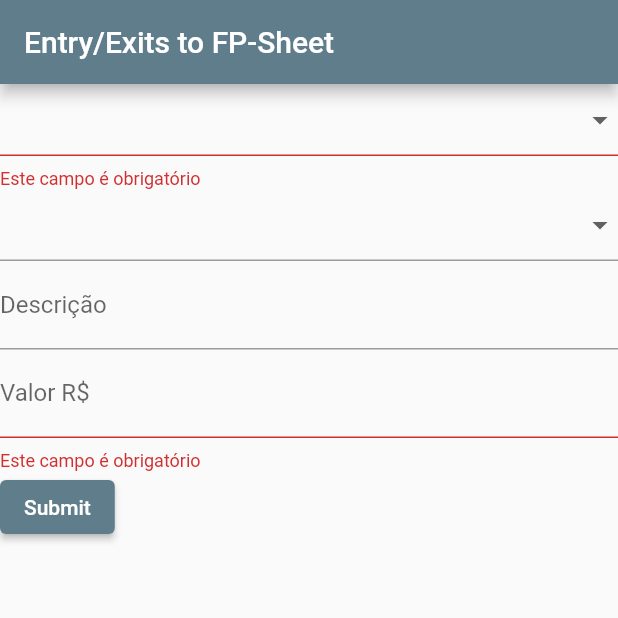
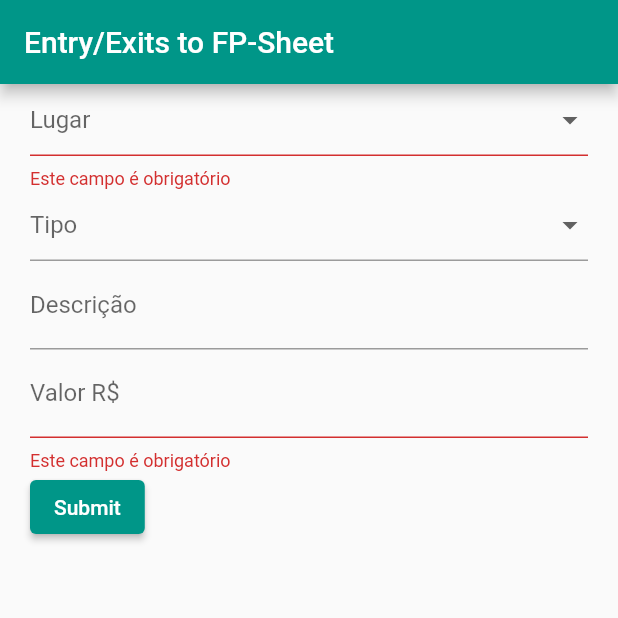
Before and after one commit to joao-mbn/personal-finance-automation, a Flutter app: the screen it shows after launch, after a tap on "Submit", on a phone screen of 412 x 824 dp, the top half of it. Run offline on Flutter 3.47's test engine with Material 2 defaults, Android fonts, the phone set to English and light mode, and no system bars; our stand-ins replace cloud_functions, firebase_core; accounts and stored records are empty; generated files the repository leaves out were written again.

Commit message:
Good enough

```diff
--- a/finance_app/lib/main.dart
+++ b/finance_app/lib/main.dart
@@ -24,7 +24,7 @@
           ),
           body: const EEForm()),
       theme: ThemeData(
-        primarySwatch: Colors.blueGrey,
+        primarySwatch: Colors.teal,
         visualDensity: VisualDensity.adaptivePlatformDensity,
       ),
     );
@@ -61,11 +61,15 @@
   Widget build(BuildContext context) {
     return Form(
       key: _formKey,
+      child: Padding(
+        padding: const EdgeInsets.only(left: 20, right: 20),
         child: Column(
+          mainAxisAlignment: MainAxisAlignment.start,
           crossAxisAlignment: CrossAxisAlignment.start,
           children: [
             DropdownButtonFormField(
               items: createDropdownMenu(['Ações', 'CDB', 'Inter', 'BB']),
+              hint: const Text('Lugar'),
               onChanged: (value) {
                 operationPlaceController.text = value.toString();
               },
@@ -84,6 +88,7 @@
                 'Dividendos',
                 'JSCP'
               ]),
+              hint: const Text('Tipo'),
               onChanged: (value) {
                 operationTypeController.text = value.toString();
               },
@@ -103,7 +108,10 @@
                 hintText: '-155,00',
               ),
               controller: quantityController,
-            keyboardType: const TextInputType.numberWithOptions(decimal: true),
+              keyboardType: const TextInputType.numberWithOptions(
+                signed: true,
+                decimal: true,
+              ),
               validator: (value) {
                 return mandatory(value);
               },
@@ -121,18 +129,12 @@
                     'description': descriptionController.text,
                     'quantity': quantityController.text,
                   };
-                String response = await sendToSheet(dataToSend);
-                ScaffoldMessenger.of(context).showSnackBar(
-                  SnackBar(
-                    content: Text(response),
-                    backgroundColor:
-                        response == 'Success!' ? Colors.green : Colors.red,
-                  ),
-                );
+                  await sendToSheet(dataToSend);
                 }
               },
             ),
           ],
+        ),
       ),
     );
   }
@@ -154,13 +156,8 @@
       .toList();
 }
 
-Future<String> sendToSheet(Map<String, String> dataToSend) async {
-  HttpsCallable callable =
-      FirebaseFunctions.instance.httpsCallable('addToSheet');
-
-  final resp = await callable.call({
+Future<void> sendToSheet(Map<String, String> dataToSend) async {
+  await FirebaseFunctions.instance.httpsCallable('addToSheet').call({
     'text': dataToSend,
   });
-
-  return resp.data as String;
 }
```
Also changed, not shown: 3 other files. Lines whose indentation alone changed are shown as unchanged.
